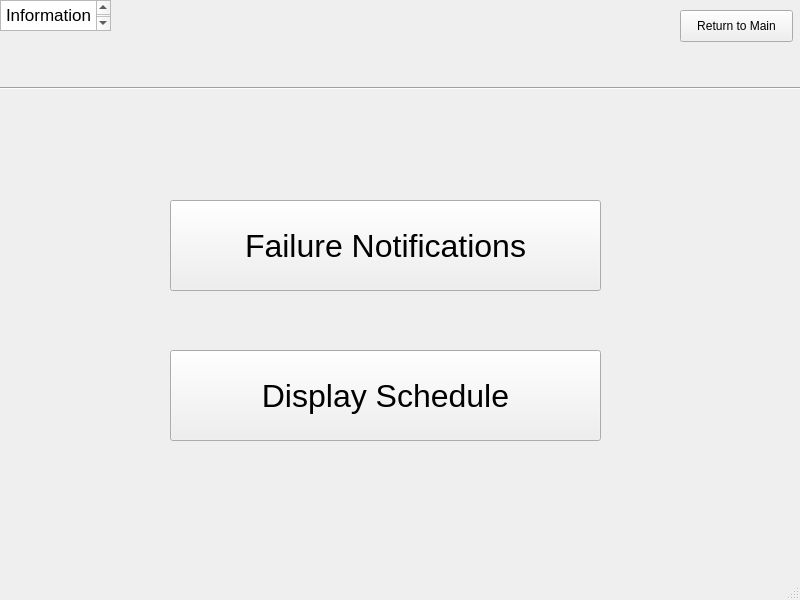
Above: src/SWTrainController/UI/Information.ui from aet37/ECE1140-Project before the change. Below: the same form after it.
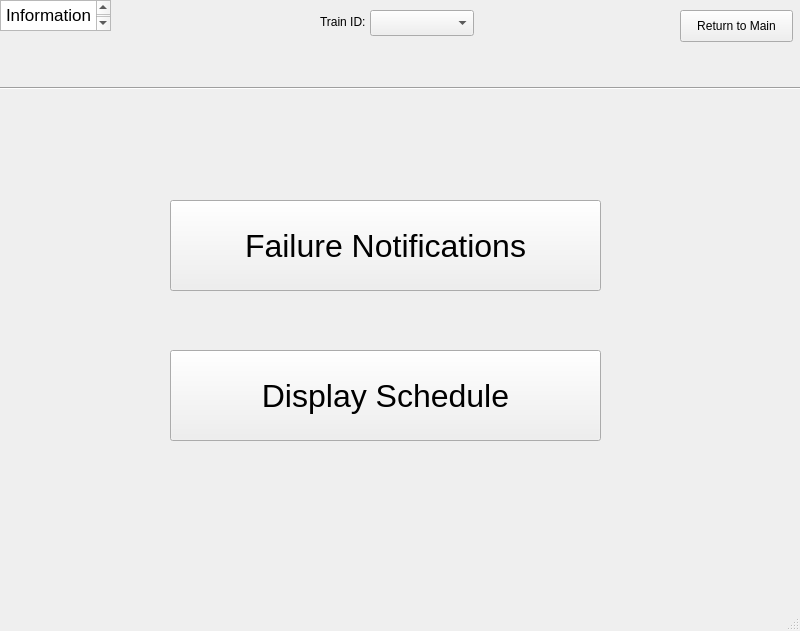
That is the form after the change.

What changed in the file:
```diff
--- a/src/SWTrainController/UI/Information.ui
+++ b/src/SWTrainController/UI/Information.ui
@@ -7,7 +7,7 @@
     <x>0</x>
     <y>0</y>
     <width>800</width>
-    <height>600</height>
+    <height>631</height>
    </rect>
   </property>
   <property name="windowTitle">
@@ -94,6 +94,29 @@
      <enum>Qt::Horizontal</enum>
     </property>
    </widget>
+   <widget class="QLabel" name="label">
+    <property name="geometry">
+     <rect>
+      <x>320</x>
+      <y>14</y>
+      <width>60</width>
+      <height>16</height>
+     </rect>
+    </property>
+    <property name="text">
+     <string>Train ID:</string>
+    </property>
+   </widget>
+   <widget class="QComboBox" name="comboBox">
+    <property name="geometry">
+     <rect>
+      <x>370</x>
+      <y>10</y>
+      <width>104</width>
+      <height>26</height>
+     </rect>
+    </property>
+   </widget>
   </widget>
   <widget class="QStatusBar" name="statusbar"/>
  </widget>
```
